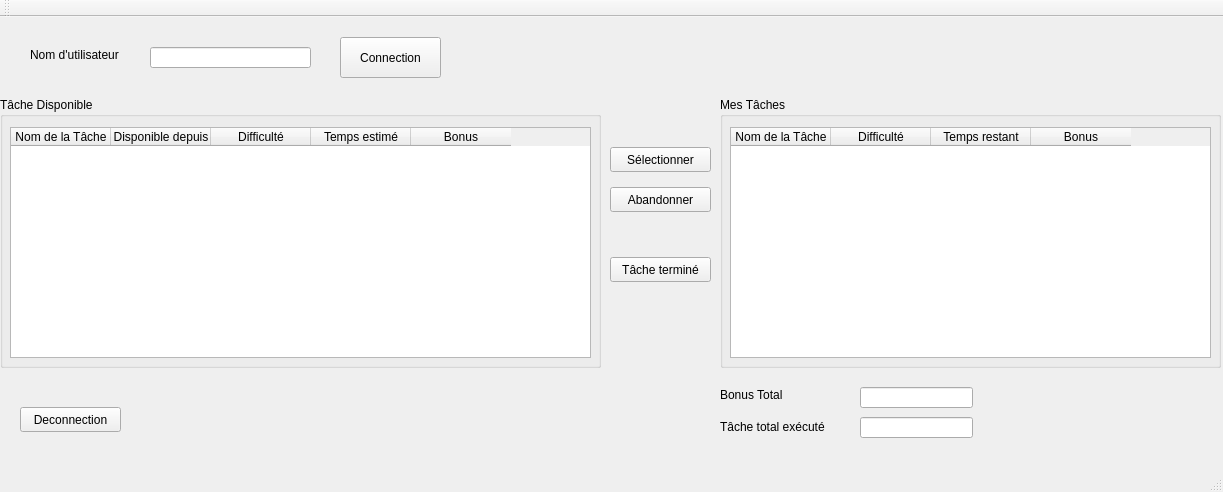
Before: the Qt Designer form client.ui in lehouxouelleta/cll12-GestionnaireAgile-Client, drawn with Qt 5.
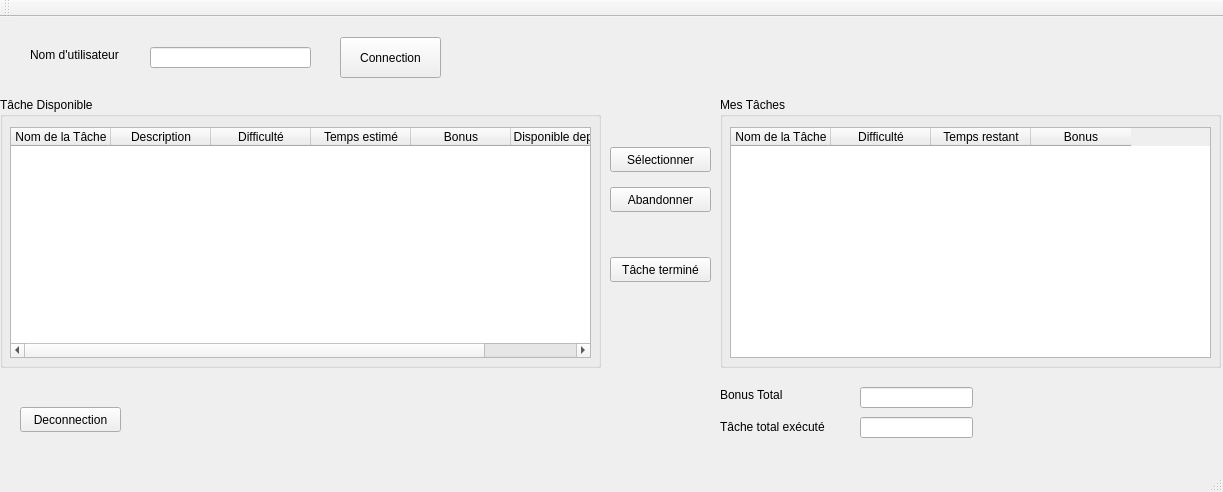
After: the same form once the commit is applied.

The edit to the form file:
```diff
--- a/client.ui
+++ b/client.ui
@@ -140,6 +140,9 @@
        <height>231</height>
       </rect>
      </property>
+     <property name="alternatingRowColors">
+      <bool>true</bool>
+     </property>
      <column>
       <property name="text">
        <string>Nom de la Tâche</string>
@@ -147,7 +150,7 @@
      </column>
      <column>
       <property name="text">
-       <string>Disponible depuis</string>
+       <string>Description</string>
       </property>
      </column>
      <column>
@@ -165,6 +168,11 @@
        <string>Bonus</string>
       </property>
      </column>
+     <column>
+      <property name="text">
+       <string>Disponible depuis</string>
+      </property>
+     </column>
     </widget>
    </widget>
    <widget class="QLabel" name="lblBonusTotal">
```
